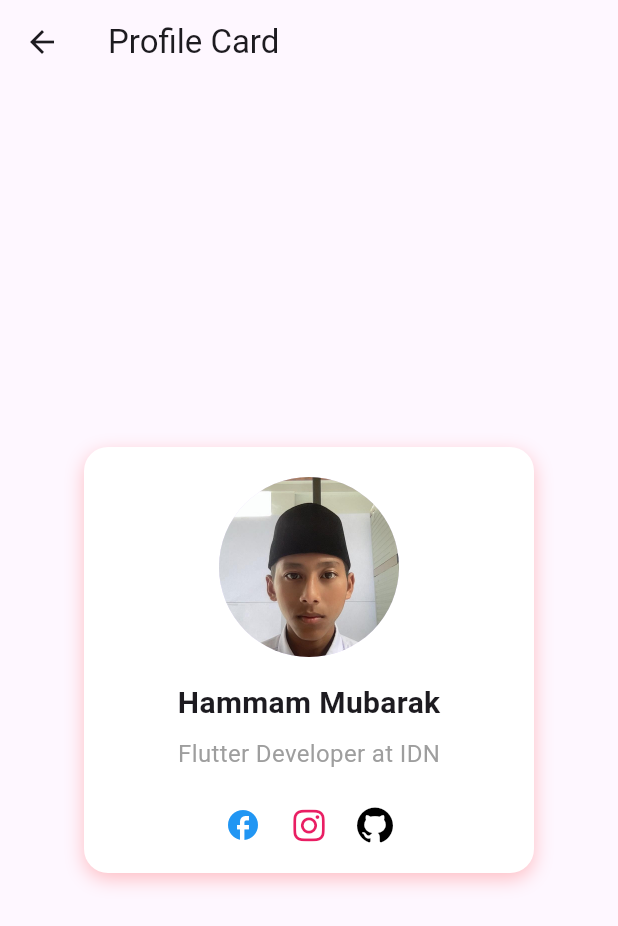
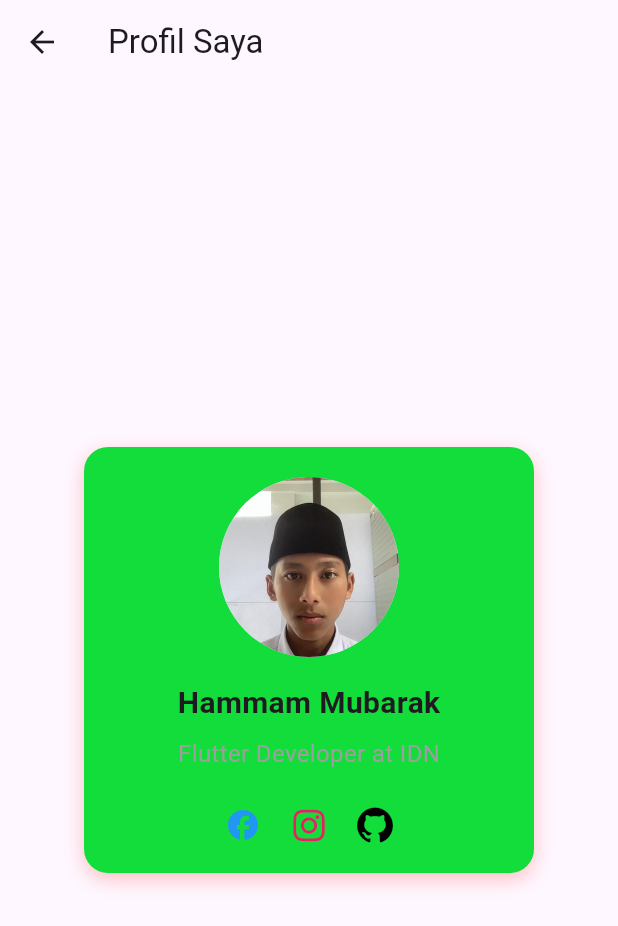
Before and after one commit to hammam36/belajarflutter, a Flutter app: the Babdua screen opened by its route, on a phone screen of 412 x 824 dp. Shown: the top 926 px of the screen. Run offline on Flutter 3.47's test engine with Material 3 defaults, Android fonts, the light colour scheme and no system bars; our stand-ins replace font_awesome_flutter.

Commit message:
perubahan pertama HM

```diff
--- a/lib/bab/bab3.dart
+++ b/lib/bab/bab3.dart
@@ -7,15 +7,13 @@ class Babdua extends StatelessWidget {
   @override
   Widget build(BuildContext context) {
     return Scaffold(
-      appBar: AppBar(
-        title: const Text('Profile Card'),
-      ),
+      appBar: AppBar(title: const Text('Profil Saya')),
       body: Center(
         child: Container(
           width: 300,
           padding: const EdgeInsets.all(20),
           decoration: BoxDecoration(
-            color: Colors.white,
+            color: const Color.fromARGB(255, 19, 221, 59),
             borderRadius: BorderRadius.circular(16),
             boxShadow: [
               BoxShadow(
--- a/lib/main.dart
+++ b/lib/main.dart
@@ -1,8 +1,8 @@
 // ...............
 
 import 'package:flutter/material.dart';
-import 'package:flutter_test_2/bab/bab3.dart';
-import 'package:flutter_test_2/bab/bab4.dart';
+import 'package:belajar_flutter/bab/bab3.dart';
+import 'package:belajar_flutter/bab/bab4.dart';
 import 'bab/bab2.dart';
 
 void main() {
@@ -16,7 +16,7 @@ class MyApp extends StatelessWidget {
   Widget build(BuildContext context) {
     return MaterialApp(
       debugShowCheckedModeBanner: false,
-      initialRoute: 'bab3',
+      initialRoute: 'bab4',
       routes: {
         'bab2': (context) => const MyBiodata(),
         'bab3': (context) => const Babdua(),
--- a/pubspec.yaml
+++ b/pubspec.yaml
@@ -1,4 +1,4 @@
-name: flutter_test_2
+name: belajar_flutter
 description: "A new Flutter project."
 # The following line prevents the package from being accidentally published to
 # pub.dev using `flutter pub publish`. This is preferred for private packages.
```
Also changed, not shown: 2 other files.
